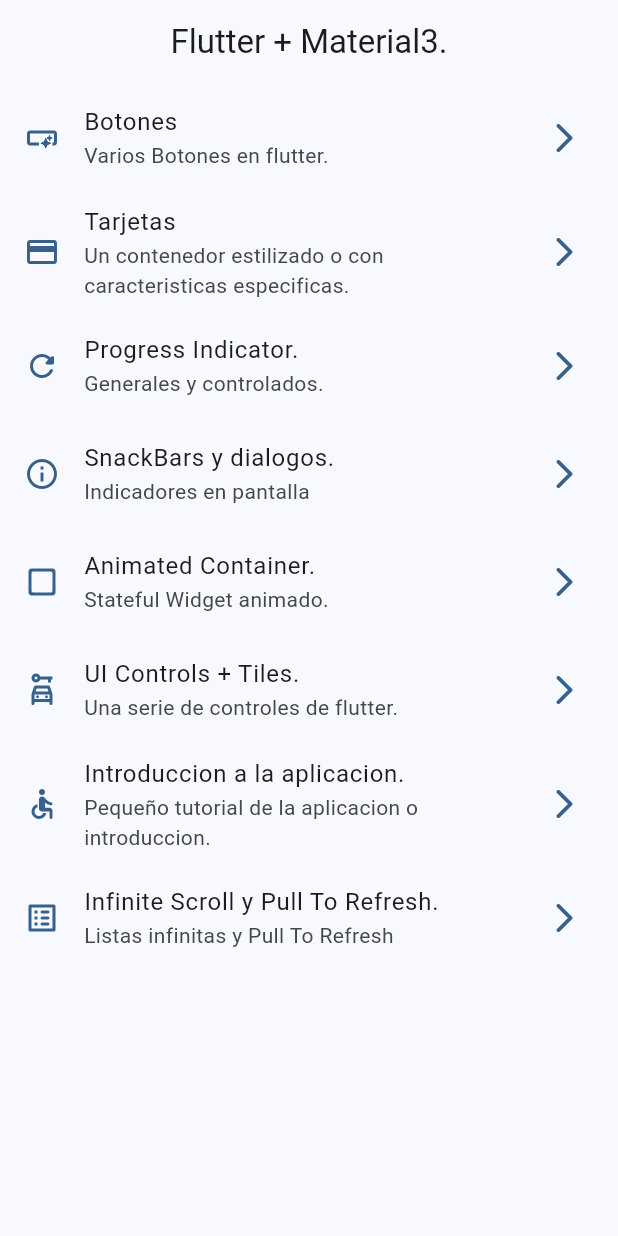
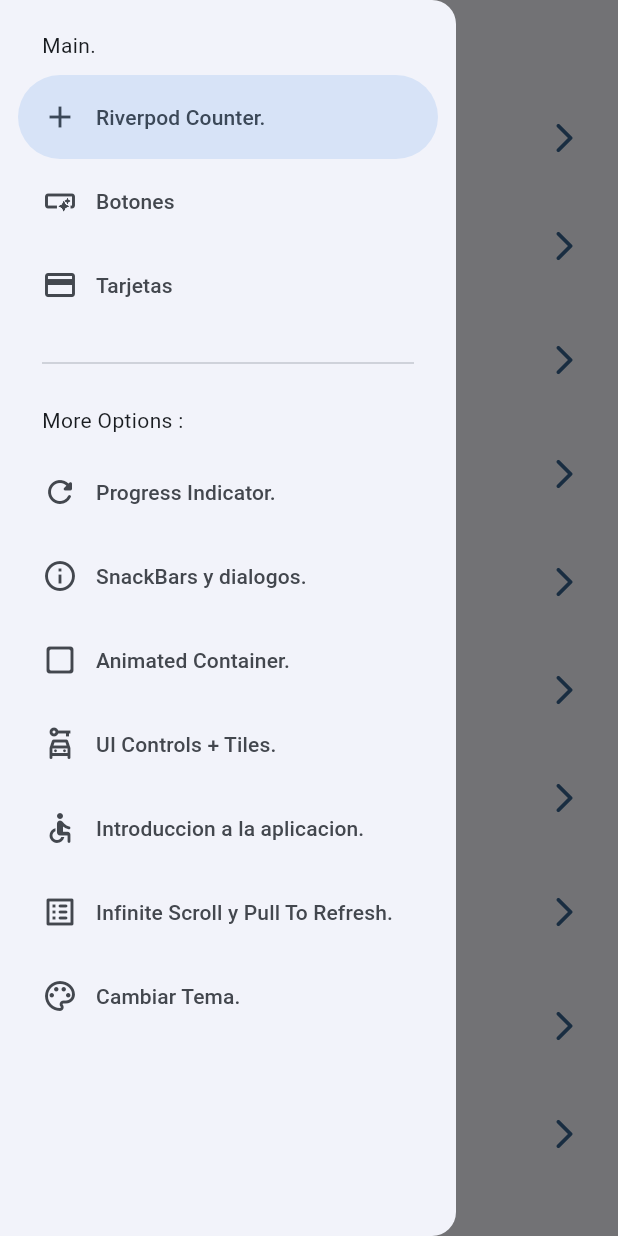
Before and after one commit to eslendergameplay/WidgetsApp, a Flutter app: the screen it shows after launch, with the side drawer open (before the commit the screen has no drawer), on a phone screen of 412 x 824 dp. Run offline on Flutter 3.47's test engine with Material 3 defaults, Android fonts, the phone set to English and light mode, and no system bars; our stand-ins replace animate_do, flutter_riverpod, go_router.

Commit message:
app finished

```diff
--- a/lib/config/menu/menu-items/menu_item.dart
+++ b/lib/config/menu/menu-items/menu_item.dart
@@ -1,6 +1,8 @@
 import 'package:flutter/material.dart';
 
 const appMenuItems = <MenuItem>[
+  MenuItem(title:'Riverpod Counter.',subTitle:'Introduccion a Riverpod.',link:'/counter_river',icon:
+  Icons.add),
   MenuItem(title:'Botones',subTitle:'Varios Botones en flutter.',link:'/buttons',
   icon: Icons.smart_button_outlined),
   MenuItem(title:'Tarjetas',subTitle:'Un contenedor estilizado o con caracteristicas especificas.',
@@ -17,6 +19,8 @@ const appMenuItems = <MenuItem>[
   link:'/tutorial',icon:Icons.accessible_rounded),
   MenuItem(title:'Infinite Scroll y Pull To Refresh.',subTitle:'Listas infinitas y Pull To Refresh',
   link:'/infinite',icon: Icons.list_alt_rounded),
+  MenuItem(title:'Cambiar Tema.',subTitle:'Cambiar tema de la aplicacion.',link:'/theme-changer',
+  icon:Icons.color_lens_outlined)
 ];
 
 class MenuItem {
--- a/lib/config/router/app_router.dart
+++ b/lib/config/router/app_router.dart
@@ -50,4 +50,14 @@ final appRouter = GoRouter(
       name: InfiniteScrollScreen.name,
       builder: (context,state) => const InfiniteScrollScreen()
     ),
+    GoRoute(
+      path : '/counter_river',
+      name: CounterScreen.name,
+      builder : (context,state) => const CounterScreen(),
+    ),
+    GoRoute(
+      path: '/theme-changer',
+      name: ThemeChangerScreen.name,
+      builder : (context,state) => const ThemeChangerScreen()
+    )
 ]);
--- a/lib/config/theme/app_theme.dart
+++ b/lib/config/theme/app_theme.dart
@@ -14,8 +14,9 @@ const colorList = <Color>[
 
 class AppTheme {
   final int selectedColor;
+  final bool isDarkMode;
 
-  const AppTheme({this.selectedColor = 0})
+  const AppTheme({this.selectedColor = 0, this.isDarkMode = false})
       : assert(selectedColor >= 0 && selectedColor < colorList.length,
             'Selected Color must be between 0 and ${colorList.length - 1}');
   /*O
@@ -24,10 +25,15 @@ class AppTheme {
 
   ThemeData getTheme() {
     return ThemeData(
-      useMaterial3 : true,
-      colorSchemeSeed: colorList[selectedColor],
-      //Esto evita que en android el titulo de la appbar este a la izquierda y este en el centro.
-      appBarTheme : AppBarTheme(centerTitle:true)
-    );
+        useMaterial3: true,
+        colorSchemeSeed: colorList[selectedColor],
+        brightness: (isDarkMode) ? Brightness.dark : Brightness.light,
+        //Esto evita que en android el titulo de la appbar este a la izquierda y este en el centro.
+        appBarTheme: AppBarTheme(centerTitle: true));
   }
+
+  /*Tomara el valor y en base eso creara una instancia con el valor antes colocado o el que venia por defecto
+  hasta cambiar*/
+  AppTheme copyWith({int? selectedColor, bool? isDarkMode}) =>
+      AppTheme(selectedColor : selectedColor ?? this.selectedColor,isDarkMode:  isDarkMode ?? this.isDarkMode);
 }
--- a/lib/main.dart
+++ b/lib/main.dart
@@ -1,24 +1,56 @@
 import 'package:flutter/material.dart';
+import 'package:flutter_riverpod/flutter_riverpod.dart';
 import 'package:widgets_app/config/router/app_router.dart';
 import 'package:widgets_app/config/theme/app_theme.dart';
-
+import 'package:widgets_app/presentation/providers/theme_provider.dart';
 
 void main() {
-  runApp(const WidgetApp());
+  /*El provider scope es un widget que enlaza todos los provider dentro de la aplicacion y se puede colocar
+  dentro de un widget especifico para que se redibuje solo eso o aqui para hacerlo global,es decir mantiene
+  una referencia a todos los providers que se usan y no crecera mas de eso para buscar cada provider
+  que creamos o crearemos.
+  Dentro del gestor de estado provider tenemos : Provider,NotifierProvider,StateProvider,FutureProvider
+  ,StremaProvider(Streams),FutureProvider(Futures), (Async) Notifier Provider,ChangeNotifierProvider
+  conforme se vayan utilizando se veran mas estos paso a paso y son los providers que hay y dependiendo del
+  caso se usara uno u otro.
+  Y se puede trabajar con los tres principales StateNotifierProvider,Provider y ChangeNotifierProvider y eso
+  es para la mayoria de casos o de diferentes usos como FutureProvider para futures y StreamProvider para
+  trabajar con Streams,State Notifier ya se vera.
+  */
+  runApp(ProviderScope(child: WidgetApp()));
 }
 
-class WidgetApp extends StatelessWidget {
+class WidgetApp extends ConsumerWidget {
   const WidgetApp({super.key});
 
   @override
-  Widget build(BuildContext context) {
+  Widget build(BuildContext context, WidgetRef ref) {
+    //final selectedColor = ref.watch(selectedColorProvider);
+    //final isDarkMode = ref.watch(lightOrDarkModeProvider);
+    final AppTheme appTheme = ref.watch(themeNotifierProvider);
+
     return MaterialApp.router(
-      title: 'WidgetsApp.',
-      debugShowCheckedModeBanner: false,
-      theme:AppTheme(selectedColor:0).getTheme(),
-      routerConfig: appRouter
+        title: 'WidgetsApp.',
+        debugShowCheckedModeBanner: false,
+        theme: appTheme.getTheme(),
+        routerConfig: appRouter
 
-      /*
+
+
+        /*
+
+        return MaterialApp.router(title:'WidgetsApp.',debugShowCheckedModeBanner:false,
+        theme:AppTheme(selectdColor:selectedColor:selectedColor,isDarkMode:isDarkMode).getTheme(),
+        routerConfig: appRouter);
+
+        en este caso con theme : appTheme,
+
+        apptheme sabe sus propiedades y en Riverpod que mantenga toda la clase de manera  que se detectan
+        sus cambios y reaccionar basados en los cambios de una instancia de la clase nos permitira trabajar
+        con metodos de clase o propiedades aparte de ser final y que los objetos sean inmutables como objetos.
+        */
+
+        /*
       home : HomeScreen(),
       Forma nativa de flutter de navegacion
       routes: {
@@ -26,6 +58,6 @@ class WidgetApp extends StatelessWidget {
         '/cards' : (context) => const CardsScreen()
       }
       */
-    );
+        );
   }
 }
--- /dev/null
+++ b/lib/presentation/counter/counter_screen.dart
@@ -0,0 +1,75 @@
+import 'package:flutter/material.dart';
+import 'package:flutter_riverpod/flutter_riverpod.dart';
+import 'package:widgets_app/presentation/providers/counter_provider.dart';
+import 'package:widgets_app/presentation/providers/theme_provider.dart';
+
+/*
+Para que cambie el valor o se renderize el widget primero este debe ser de tipo Consumer que es un tipo de
+widget como el StatelessWidget solo que permite ser controlado por el gestor de estado y permite la comunicacion
+entre el widget y el provider por referencia que tiene un builder se tendra acceso y se puede construir lo que
+necesita,pero es comun que lo que se hace es convertir el StatelessWidget o StatefulWidget en un widget
+especial de riverpod que lo expone en riverpod hay ConsumerWidget(StatelessWidget) y el ConsumerStatefulWidget
+(en vez de StatefulWidget) son los que se tienen ofreceran la referncia en el metodo build y este en el
+Statefulwidget esta de manera global en el state y widget ref ocupa la referencia a un provider que no se sabe
+hasta que se especifique ya que no importa hasta llegar a ese punto.
+
+
+*/
+class CounterScreen extends ConsumerWidget {
+  static const String name = 'counter_screen';
+  //final counterNumber = 0;
+
+  const CounterScreen({super.key});
+
+  @override
+  Widget build(BuildContext context, WidgetRef ref) {
+    final textStyle = Theme.of(context).textTheme.titleLarge;
+    final int counterValue = ref.watch(counterProvider);
+    final lORDMode = ref.watch(lightOrDarkModeProvider);
+
+    return Scaffold(
+        appBar:
+            AppBar(title: const Text('Counter Screen Con Riverpod.'), actions: [
+          IconButton(
+              onPressed: () {
+                /*
+            ref.read(lightOrDarkModeProvider.notifier).state = !ref.read(lightOrDarkModeProvider).state;
+                */
+                ref.read(lightOrDarkModeProvider.notifier).update((state)=> state = !state);
+              },
+              icon: Icon((lORDMode)
+                  ? Icons.dark_mode_outlined
+                  : Icons.light_mode_outlined))
+        ]),
+        body: Center(
+            child: Text(
+                'Valor del Contador : ${(counterValue < 0) ? '0' : counterValue}',
+                style: textStyle)),
+        floatingActionButton: FloatingActionButton(
+            onPressed: () {
+              /*Para actualizar el valor se hace asi con ref.read(counterProvider)
+              ya que watch no se usa en metodos que no sean build o para estar pendiente de los cambios
+              no actualizarlos y es una mala practica.
+              ref.read(counterProvider.notifier).state++;
+              Aqui no se guarda el anterior solo se matiene o cambia el actual.
+              Es algo que riverpod porque en el metodo y puede llevar a efectos raros si se quiere estar por
+              delante del counterProvider pero no se redibuja nada.
+              Aqui si hay un historial o se sepa el anterior valor.
+              */
+              ref.read(counterProvider.notifier).state++;
+            },
+            child: const Icon(Icons.add)));
+            /*
+            Cada vez que se haga un cambio en el provider se debia hacer un full restart de la aplicacion
+            para que riverpod sepa los provider que tiene para usar o utilizar con disponibilidad.
+            Hay varios maneras de hacer un cambio de estado en el counterProvider usualmente si se genera
+            hacer un cambio ya que por la configuracion basica esta pendiente de los cambios y hacer uso
+            de la lectura y las modificaciones son pocas y usar el consumerWidget en la clase o hacer uso
+            del widget Consumer(child:widget) que da la referencia a el WidgetRef para comunicar el Provider
+            y el consumer.
+            Si se quiere saber un color seleccionado se puede crear y colocarlo y mantner o hacer agrupaciones
+            ,sepuede un proveedor de seleccion como un filtro para llegar los provider o StateProvider como
+            combinacion de muchos providers.
+            */
+  }
+}
--- /dev/null
+++ b/lib/presentation/providers/counter_provider.dart
@@ -0,0 +1,3 @@
+import 'package:flutter_riverpod/flutter_riverpod.dart';
+
+final counterProvider = StateProvider((ref)=> 0);
--- /dev/null
+++ b/lib/presentation/providers/theme_provider.dart
@@ -0,0 +1,52 @@
+import 'package:flutter_riverpod/flutter_riverpod.dart';
+import 'package:widgets_app/config/theme/app_theme.dart';
+
+//Lista de color inmutable que no se modificara por eso Provider normal de riverpod
+final colorListProvider = Provider((ref) => colorList);
+
+//Un simpleBooleano mutable por eso StateProvider
+final lightOrDarkModeProvider = StateProvider<bool>((ref) => false);
+
+//Un simple int
+final selectedColorProvider = StateProvider((ref) => 0);
+
+//Un objeto de tipo AppTheme(custom)
+final themeNotifierProvider =
+    StateNotifierProvider<ThemeNotifier, AppTheme>((ref) => ThemeNotifier());
+
+class ThemeNotifier extends StateNotifier<AppTheme> {
+  //State o Estado = new AppTheme();
+  ThemeNotifier() : super(AppTheme());
+
+  void toggleDarkMode() {
+    state = state.copyWith(isDarkMode: !state.isDarkMode);
+  }
+
+  void changeColorIndex(int colorIndex) {
+    state = state.copyWith(selectedColor: colorIndex);
+  }
+
+  /*
+  Mantiene un estado un poco mas elaborado el estado es un objeto a utilizar y se dara cuenta que al
+  cambiar el state o se asigna el mismo estado o anterior y se encarga de notificar y redibujar.
+  En el StateNotifierProvider permite mantener un estado un poco mas complejo ese estado es
+  administrado por ThemeNotifier que es la clase que se creo para luego tener metodos para cambiar
+  los datos lo que contendera el estado es el ThemeNotifier ya que tendra los metodos,este es de
+  tipo AppTheme o su clase personalizada y luego definimos el ThemeNotifier que extendera de un State
+  Notifier para que por medio del constructor super es necesario para establecer el estado inicial del mismo
+  y debe ser sincrono.
+
+  Un provider inmutable puede ser parte del ThemeNotifierProvier pero si se quiere manejar con el
+  ThemeNotifierProvider es solo una instancia del AppTheme hay varios maneras de cambiar el estado o
+  que no sea necesario o se requiere el provider de StateNotifierProvider pero el argumento si no se quiere
+  identificar cuando haya un cambio y la varible es final debe ser predecible  haciendo una copia del
+  eatdo anterior permitiendo incluir paquetes como equalable pero se vera mas adelante pero se puede aprender.
+
+  El provider es para un valor que sea inmutable,es decir,de lectura pero no de modificacion,el StateProvider
+  es para un valor mutable y mantener ese valor o cambiarlo por otro del mismo tipo y StateNotifierProvider
+  es para un objeto que lleva sus propiedades y metodos junto a una clase personalizada para usar sus
+  instancias y asi poder manejar su estado por medio de los ConsumerWidget(StatelessWidget) y el Consumer
+  StatefulWidget(StatefulWidget) por medio del providerScope en la funcion main y colocando para que
+  su hijo sea la aplicacion y puede hacer referencia a las rerenderizaciones para los widgets.
+  */
+}
--- a/lib/presentation/screens/home/home_screen.dart
+++ b/lib/presentation/screens/home/home_screen.dart
@@ -1,6 +1,7 @@
 import 'package:flutter/material.dart';
 import 'package:go_router/go_router.dart';
 import 'package:widgets_app/config/menu/menu-items/menu_item.dart';
+import 'package:widgets_app/presentation/widgets/drawers/side_menu.dart';
 
 class HomeScreen extends StatelessWidget {
   static const String name = 'home_screen';
@@ -9,12 +10,38 @@ class HomeScreen extends StatelessWidget {
 
   @override
   Widget build(BuildContext context) {
-    return Scaffold(
+    /*
+    La referencia con el estado actual del scaffold se tiene el drawer,menus laterales,si esta ubicado a el
+    final de la parte derecha o desde la parte izquierda en el comienzo y se puede.
+    final GlobalKey<ScaffoldState> scaffoldKey = GlobalKey<ScaffoldState>();
+    */
+    final scaffoldKey = GlobalKey<ScaffoldState>();
+
+    return Scaffold(key: scaffoldKey,
         //si no esta en el tema se coloca en el AppBar centerTitle:true
         appBar: AppBar(title: const Text('Flutter + Material3.')),
-        body: _HomeView());
+        body: _HomeView(),
+        //NavigationDrawer(children:[]), y esta en tiempo de ejcucion,bottomNavigationBar y endDrawer derecha
+        drawer: SideMenu(scaffoldKey:scaffoldKey),
+    );
   }
 }
+/*
+-
+-
+-                                                                 ---
+Y se coloca al colocar un widget el drawer se coloca con un icono ---
+                                                                  ---
+y al tocar el icono y porque flutter deja cubrir el espacio de la pantalla porque se puede colocar un gradiente
+especifico de fondo que nos encarguemos de colocar el background y eso con los demas valores usar cada pixel
+para hacerlo desde 0 pero tambien existe un widget especializado para trabajar con un menu lateral que el
+Navigation Drawer y nos deja sus comportamientos normales o tocar parte de la pantalla y arrastrar hacia
+el menu de izquierda a derecha si es endDrawer o para abrir el drawer o por tocar el boton se abre o al tocar
+hacia afuera mientras el drawer esta abierto se cierra o al volver a tocar el icono se cierra tambien y ese es
+el comportamiento inicial,al no ser una pantalla entera y no rellenar con mucho codigo se hace.
+Si es un menu general se coloca en carpeta shared o por funcionalidad y se coloca en widgets>drawers>clase
+por recomendacion.
+*/
 
 class _HomeView extends StatelessWidget {
   const _HomeView();
--- a/lib/presentation/screens/screens.dart
+++ b/lib/presentation/screens/screens.dart
@@ -1,3 +1,5 @@
+
+export 'package:widgets_app/presentation/counter/counter_screen.dart';
 export 'package:widgets_app/presentation/screens/animated/animated_screen.dart';
 export 'package:widgets_app/presentation/screens/app_tutorial/app_tutorial_screen.dart';
 export 'package:widgets_app/presentation/screens/buttons/buttons_screen.dart';
@@ -7,3 +9,4 @@ export 'package:widgets_app/presentation/screens/infinite_scroll/infinite_scroll
 export 'package:widgets_app/presentation/screens/progress/progress_screen.dart';
 export 'package:widgets_app/presentation/screens/snackbar/snackbar_screen.dart';
 export 'package:widgets_app/presentation/screens/ui_controls/ui_controls_screen.dart';
+export 'package:widgets_app/presentation/theme/theme_changer_screen.dart';
--- /dev/null
+++ b/lib/presentation/widgets/drawers/side_menu.dart
@@ -0,0 +1,79 @@
+import 'package:flutter/material.dart';
+import 'package:go_router/go_router.dart';
+import 'package:widgets_app/config/menu/menu-items/menu_item.dart';
+
+class SideMenu extends StatefulWidget {
+  final GlobalKey<ScaffoldState> scaffoldKey;
+
+  const SideMenu({super.key, required this.scaffoldKey});
+
+  @override
+  State<SideMenu> createState() => _SideMenuState();
+}
+
+class _SideMenuState extends State<SideMenu> {
+  /*
+  Se puede usar un gestor de estado para tener la ultima posicion seleccionada usandolo se coloca y nos permite
+  saber la distancia de los menus ya que al quitarse se llama al dispose y por eso no matiene el estado
+  al ser una variable normal y destruirse y construirse constantemente.
+  Y permitira saber en que opcion esta seleccionada y aplicar un estilo o comportamiento basado en eso.
+  */
+  int navDrawerIndex = 0;
+  _SideMenuState();
+
+  @override
+  Widget build(BuildContext context) {
+    final hasNotch = MediaQuery.of(context).viewPadding.top > 35;
+    /* Para saber los tamanos y espacios del notch desde arriba con
+    final hasNotch = MediaQuery.of(context).viewPadding.top;
+    if (Platform.isAndroid) {
+      print('Android $hasNotch');
+    } else {
+      print('Ios $hasNotch');
+    }
+    Para acceder desde las propiedades del widget Stateful desde el State se hace asi
+    widget.porperty
+    */
+
+    return NavigationDrawer(
+        selectedIndex: navDrawerIndex,
+        onDestinationSelected: (value) {
+          setState(() {
+            navDrawerIndex = value;
+          });
+          final menuItem = appMenuItems[value];
+          context.push(menuItem.link);
+          //O Navigator.of(context).push(menuItem.link);
+          widget.scaffoldKey.currentState?.closeDrawer();
+        },
+        children: [
+          Padding(padding: EdgeInsets.fromLTRB(28,hasNotch ? 5 : 20,16,10),child: Text('Main.')),
+          /*
+          NavigationDrawerDestination(icon:Icon(Icons.add),label:const Text('Home Screen.'));
+          NavigationDrawerDestination(icon:const Icon(Icons.add_shopping_cart_rounded),label:
+          const Text('Otra Pantalla.'));
+          ...appMenuItems.map((item) => NavigationDrawerDestination(icon: Icon(item.icon),
+          label: Text(item.title)))
+          */
+           ...appMenuItems.sublist(0,3).map((item)=> NavigationDrawerDestination(
+             icon:Icon(item.icon),label: Text(item.title))),
+           const Padding(padding: EdgeInsets.fromLTRB(28,16,28,10),child: Divider()),
+           const Padding(padding:EdgeInsets.fromLTRB(28,10,16,10),child: Text('More Options :')),
+
+           ...appMenuItems.sublist(3).map((item)=> NavigationDrawerDestination(icon: Icon(item.icon),
+            label: Text(item.title))),
+            /*
+            Se debe saber que un dispositivo con un notch o espacio con camara frontal y sensores tienen
+            un espacio no renderizable en el nos da flutter que controla sobre el pixel 0 y da acceso a todo,
+            tenemos saber que,hay muchos widgets donde se sabe que esos widgets no se renderizan widgets en
+            el notch y no lo coloca y en otras pantallas el menu aparecera muy arriba pegado y correrlo en un
+            dispositivo android de manera normal y se corre puede haber casos como hacer un menu mas bonito
+            con un par de opciones de textos.
+            Y colocar y ordenarse junto desde el comienzo y se debe considerar ya que en el dispositivo
+            sin notch se puede ver bien pero en el tiene notch no se veria bien y no le gustaria al usuario
+            final o consumidor o el que utilizara la aplicacion normalmente ya que ese espacio si tiene notch
+            no se rendirizaria igual como si no lo tuviera.
+            */
+        ]);
+  }
+}
--- a/pubspec.yaml
+++ b/pubspec.yaml
@@ -33,6 +33,7 @@ dependencies:
   flutter:
     sdk: flutter
   go_router: ^14.7.2
+  flutter_riverpod: ^2.4.3
 
 dev_dependencies:
   flutter_lints: ^5.0.0
```
Also changed, not shown: lib/presentation/theme/theme_changer_screen.dart (added, +90 -0 lines), pubspec.lock.
